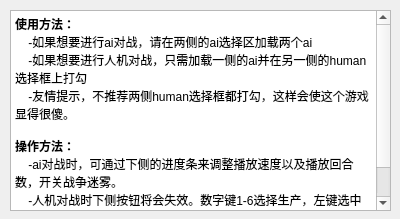
This is src/deep_blue/helpdlg.ui in EESAST/teamstyle16 as Qt 5 draws it before an edit. The edited form follows.
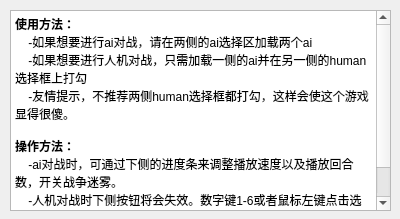
This is the edited form.

What changed in the file:
```diff
--- a/src/deep_blue/helpdlg.ui
+++ b/src/deep_blue/helpdlg.ui
@@ -34,7 +34,7 @@
 &lt;p style=&quot;-qt-paragraph-type:empty; margin-top:0px; margin-bottom:0px; margin-left:0px; margin-right:0px; -qt-block-indent:0; text-indent:0px;&quot;&gt;&lt;br /&gt;&lt;/p&gt;
 &lt;p style=&quot; margin-top:0px; margin-bottom:0px; margin-left:0px; margin-right:0px; -qt-block-indent:0; text-indent:0px;&quot;&gt;&lt;span style=&quot; font-weight:600;&quot;&gt;操作方法：&lt;/span&gt;&lt;/p&gt;
 &lt;p style=&quot; margin-top:0px; margin-bottom:0px; margin-left:0px; margin-right:0px; -qt-block-indent:0; text-indent:0px;&quot;&gt;    -ai对战时，可通过下侧的进度条来调整播放速度以及播放回合数，开关战争迷雾。&lt;/p&gt;
-&lt;p style=&quot; margin-top:0px; margin-bottom:0px; margin-left:0px; margin-right:0px; -qt-block-indent:0; text-indent:0px;&quot;&gt;    -人机对战时下侧按钮将会失效。数字键1-6选择生产，左键选中单位后，a/s/m/f+左键对应攻击/补给/移动/修理，右键点击可以进行攻击/移动。&lt;/p&gt;&lt;/body&gt;&lt;/html&gt;</string>
+&lt;p style=&quot; margin-top:0px; margin-bottom:0px; margin-left:0px; margin-right:0px; -qt-block-indent:0; text-indent:0px;&quot;&gt;    -人机对战时下侧按钮将会失效。数字键1-6或者鼠标左键点击选择生产，左键选中单位后，a/s/m/f+左键对应攻击/补给/移动/修理，右键点击可以进行攻击/移动。&lt;/p&gt;&lt;/body&gt;&lt;/html&gt;</string>
    </property>
   </widget>
  </widget>
```
